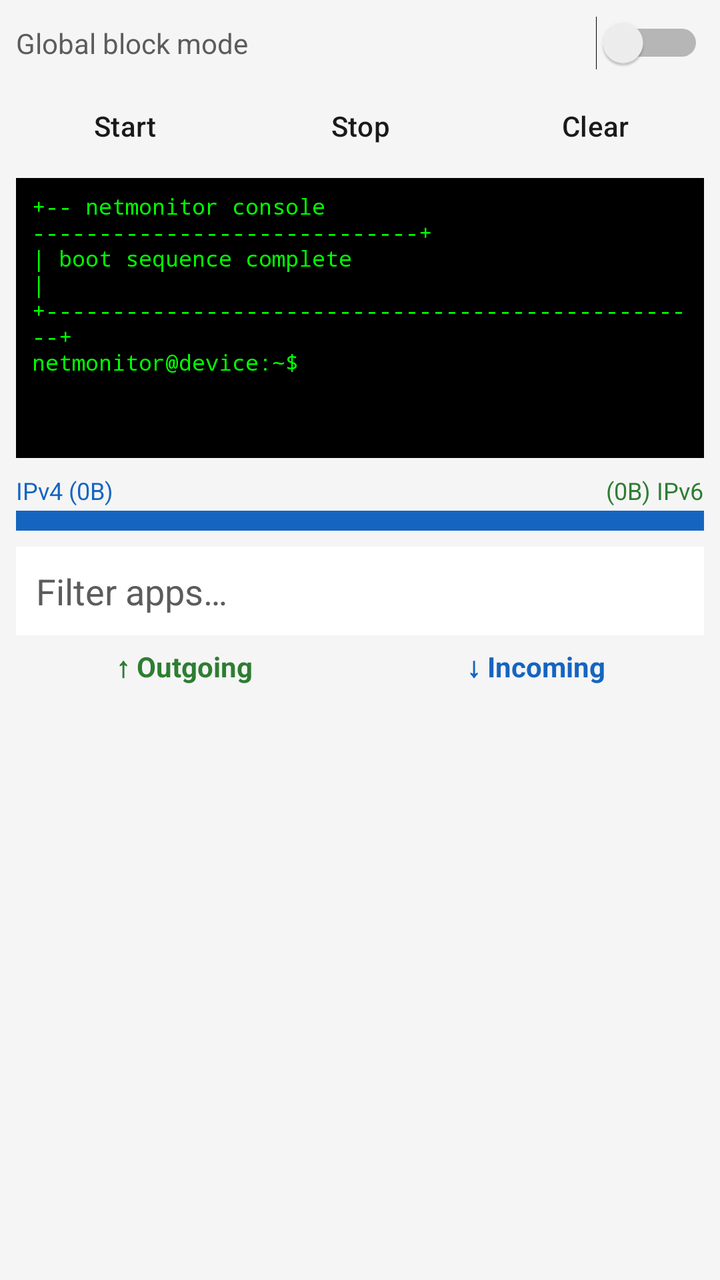
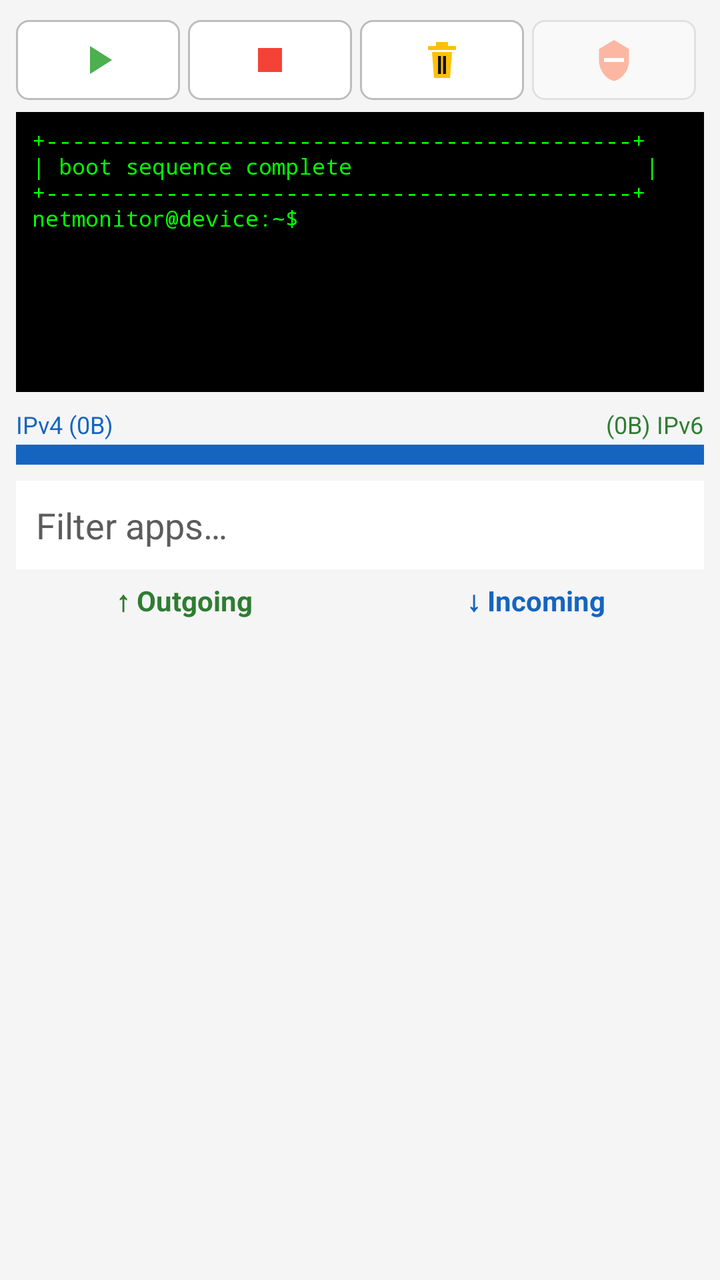

Two renders of the same Android screen: before a commit and after it. Below are the layout's source before the change and the commit's diff.
<!-- AndroidManifest.xml: application theme Theme.NetMonitor -->
<!-- res/layout/fragment_monitor.xml -->
<?xml version="1.0" encoding="utf-8"?>
<LinearLayout xmlns:android="http://schemas.android.com/apk/res/android"
        android:layout_width="match_parent"
        android:layout_height="match_parent"
        android:orientation="vertical"
        android:padding="8dp"
        android:background="@color/md_theme_background">

    
    <LinearLayout
            android:layout_width="match_parent"
            android:layout_height="wrap_content"
            android:orientation="horizontal"
            android:gravity="center_vertical"
            android:paddingBottom="4dp">

        <TextView
                android:layout_width="0dp"
                android:layout_height="wrap_content"
                android:layout_weight="1"
                android:text="Global block mode"
                android:textColor="@color/md_theme_on_surface_variant"
                android:textSize="14sp" />

        <Switch
                android:id="@+id/switchBlockMode"
                android:layout_width="wrap_content"
                android:layout_height="wrap_content" />
    </LinearLayout>

    
    <LinearLayout
            android:layout_width="match_parent"
            android:layout_height="wrap_content"
            android:orientation="horizontal"
            android:gravity="center_vertical"
            android:paddingTop="4dp"
            android:paddingBottom="6dp">

        <Button
                android:id="@+id/btnStart"
                android:layout_width="0dp"
                android:layout_height="wrap_content"
                android:layout_weight="1"
                android:layout_marginEnd="6dp"
                android:text="Start" />

        <Button
                android:id="@+id/btnStop"
                android:layout_width="0dp"
                android:layout_height="wrap_content"
                android:layout_weight="1"
                android:layout_marginStart="3dp"
                android:layout_marginEnd="3dp"
                android:text="Stop" />

        <Button
                android:id="@+id/btnClear"
                android:layout_width="0dp"
                android:layout_height="wrap_content"
                android:layout_weight="1"
                android:layout_marginStart="6dp"
                android:text="Clear" />
    </LinearLayout>

    
    <ScrollView
            android:id="@+id/terminalScroll"
            android:layout_width="match_parent"
            android:layout_height="140dp"
            android:background="#000000"
            android:fillViewport="true"
            android:padding="8dp"
            android:layout_marginBottom="8dp"
            android:fadeScrollbars="false"
            android:scrollbars="vertical">

        <TextView
                android:id="@+id/terminalText"
                android:layout_width="match_parent"
                android:layout_height="wrap_content"
                android:textColor="#00FF00"
                android:textSize="11sp"
                android:typeface="monospace"
                android:includeFontPadding="false"
                android:lineSpacingExtra="0dp"
                android:textIsSelectable="true"
                android:text="+-- netmonitor console -----------------------------+\n| boot sequence complete                            |\n+--------------------------------------------------+\nnetmonitor@device:~$ " />
    </ScrollView>

    
    <LinearLayout
            android:layout_width="match_parent"
            android:layout_height="wrap_content"
            android:orientation="horizontal"
            android:gravity="center_vertical"
            android:paddingBottom="2dp">

        <TextView
                android:id="@+id/labelIpv4"
                android:layout_width="0dp"
                android:layout_height="wrap_content"
                android:layout_weight="1"
                android:text="IPv4 (0B)"
                android:textColor="@color/bar_ipv4"
                android:textSize="12sp" />

        <TextView
                android:id="@+id/labelIpv6"
                android:layout_width="wrap_content"
                android:layout_height="wrap_content"
                android:text="(0B) IPv6"
                android:textColor="@color/bar_ipv6"
                android:textSize="12sp" />
    </LinearLayout>

    
    <LinearLayout
            android:id="@+id/barIpMix"
            android:layout_width="match_parent"
            android:layout_height="10dp"
            android:orientation="horizontal"
            android:background="@color/md_theme_outline"
            android:layout_marginBottom="8dp">

        <View
                android:id="@+id/barPartV4"
                android:layout_width="0dp"
                android:layout_height="match_parent"
                android:layout_weight="1"
                android:background="@color/bar_ipv4" />

        <View
                android:id="@+id/barPartV6"
                android:layout_width="0dp"
                android:layout_height="match_parent"
                android:layout_weight="0"
                android:background="@color/bar_ipv6" />
    </LinearLayout>

    
    <EditText
            android:id="@+id/appSearch"
            android:layout_width="match_parent"
            android:layout_height="wrap_content"
            android:hint="Filter apps…"
            android:inputType="text"
            android:maxLines="1"
            android:textColor="@color/md_theme_on_surface"
            android:textColorHint="@color/md_theme_on_surface_variant"
            android:background="@color/md_theme_surface"
            android:padding="10dp"
            android:layout_marginBottom="6dp" />

    
    <LinearLayout
            android:layout_width="match_parent"
            android:layout_height="0dp"
            android:layout_weight="1"
            android:orientation="horizontal">

        
        <LinearLayout
                android:layout_width="0dp"
                android:layout_height="match_parent"
                android:layout_weight="1"
                android:orientation="vertical"
                android:paddingEnd="4dp">

            <TextView
                    android:layout_width="match_parent"
                    android:layout_height="wrap_content"
                    android:text="↑ Outgoing"
                    android:textColor="@color/bar_ipv6"
                    android:textStyle="bold"
                    android:gravity="center_horizontal"
                    android:textAlignment="center"
                    android:paddingBottom="4dp" />

            <androidx.recyclerview.widget.RecyclerView
                    android:id="@+id/recyclerOut"
                    android:layout_width="match_parent"
                    android:layout_height="match_parent" />
        </LinearLayout>

        
        <LinearLayout
                android:layout_width="0dp"
                android:layout_height="match_parent"
                android:layout_weight="1"
                android:orientation="vertical"
                android:paddingStart="4dp">

            <TextView
                    android:layout_width="match_parent"
                    android:layout_height="wrap_content"
                    android:text="↓ Incoming"
                    android:textColor="@color/bar_ipv4"
                    android:textStyle="bold"
                    android:gravity="center_horizontal"
                    android:textAlignment="center"
                    android:paddingBottom="4dp" />

            <androidx.recyclerview.widget.RecyclerView
                    android:id="@+id/recyclerIn"
                    android:layout_width="match_parent"
                    android:layout_height="match_parent" />
        </LinearLayout>
    </LinearLayout>
</LinearLayout>
<!-- resources referenced by this layout -->
<resources>
  <color name="bar_ipv4">#1565C0</color>
  <color name="bar_ipv6">#2E7D32</color>
  <color name="md_theme_background">#F5F5F5</color>
  <color name="md_theme_on_surface">#1A1A1A</color>
  <color name="md_theme_on_surface_variant">#5C5C5C</color>
  <color name="md_theme_outline">#BDBDBD</color>
  <color name="md_theme_surface">#FFFFFF</color>
  <color name="md_theme_primary">#2E7D32</color>
  <color name="md_theme_on_primary">#FFFFFF</color>
  <color name="md_theme_secondary">#1565C0</color>
  <style name="Widget.NetMonitor.Button" parent="Widget.Material3.Button.TonalButton">
          <item name="cornerRadius">6dp</item>
          <item name="android:minHeight">40dp</item>
          <item name="android:paddingTop">4dp</item>
          <item name="android:paddingBottom">4dp</item>
          <item name="android:insetTop">0dp</item>
          <item name="android:insetBottom">0dp</item>
          <item name="backgroundTint">@color/md_theme_surface</item>
          <item name="android:textColor">@color/md_theme_on_surface</item>
          <item name="strokeColor">@color/md_theme_outline</item>
          <item name="strokeWidth">1dp</item>
          <item name="rippleColor">@color/md_theme_outline</item>
      </style>
  <!-- unchanged entries left out for length: 1 -->
</resources>

<!-- the commit's change to res/layout/fragment_monitor.xml (unified diff, before → after) -->
@@ -1,210 +1,222 @@
 <?xml version="1.0" encoding="utf-8"?>
 <LinearLayout xmlns:android="http://schemas.android.com/apk/res/android"
-        android:layout_width="match_parent"
-        android:layout_height="match_parent"
-        android:orientation="vertical"
+    android:layout_width="match_parent"
+    android:layout_height="match_parent"
+    android:orientation="vertical"
+    android:padding="8dp"
+    android:background="@color/md_theme_background">
+
+    
+    <LinearLayout
+        android:layout_width="match_parent"
+        android:layout_height="wrap_content"
+        android:orientation="horizontal"
+        android:gravity="center_vertical"
+        android:paddingTop="2dp"
+        android:paddingBottom="6dp">
+
+        <ImageButton
+            android:id="@+id/btnStart"
+            android:layout_width="0dp"
+            android:layout_height="40dp"
+            android:layout_weight="1"
+            android:layout_marginEnd="4dp"
+            android:background="@drawable/bg_icon_button"
+            android:contentDescription="Start"
+            android:padding="8dp"
+            android:scaleType="fitCenter"
+            android:src="@drawable/ic_action_start" />
+
+        <ImageButton
+            android:id="@+id/btnStop"
+            android:layout_width="0dp"
+            android:layout_height="40dp"
+            android:layout_weight="1"
+            android:layout_marginEnd="4dp"
+            android:background="@drawable/bg_icon_button"
+            android:contentDescription="Stop"
+            android:padding="8dp"
+            android:scaleType="fitCenter"
+            android:src="@drawable/ic_action_stop" />
+
+        <ImageButton
+            android:id="@+id/btnClear"
+            android:layout_width="0dp"
+            android:layout_height="40dp"
+            android:layout_weight="1"
+            android:layout_marginEnd="4dp"
+            android:background="@drawable/bg_icon_button"
+            android:contentDescription="Clear"
+            android:padding="8dp"
+            android:scaleType="fitCenter"
+            android:src="@drawable/ic_action_clear" />
+
+        <ImageButton
+            android:id="@+id/btnBlockMode"
+            android:layout_width="0dp"
+            android:layout_height="40dp"
+            android:layout_weight="1"
+            android:layout_marginEnd="4dp"
+            android:background="@drawable/bg_icon_button"
+            android:contentDescription="Global block mode"
+            android:padding="8dp"
+            android:scaleType="fitCenter"
+            android:src="@drawable/ic_action_block"
+            android:alpha="0.4" />
+    </LinearLayout>
+
+    
+    <TextView
+        android:id="@+id/terminalText"
+        android:layout_width="match_parent"
+        android:layout_height="140dp"
+        android:background="#000000"
         android:padding="8dp"
-        android:background="@color/md_theme_background">
-
-    
-    <LinearLayout
+        android:layout_marginBottom="8dp"
+        android:textColor="#00FF00"
+        android:textSize="11sp"
+        android:typeface="monospace"
+        android:includeFontPadding="false"
+        android:lineSpacingExtra="0dp"
+        android:lineSpacingMultiplier="1"
+        android:gravity="top|start"
+        android:textIsSelectable="true"
+        android:text="+--------------------------------------------+\n| boot sequence complete                      |\n+--------------------------------------------+\nnetmonitor@device:~$ " />
+
+    
+    <FrameLayout
+        android:id="@+id/chartContainer"
+        android:layout_width="match_parent"
+        android:layout_height="96dp"
+        android:layout_marginBottom="8dp"
+        android:background="@color/md_theme_surface"
+        android:visibility="gone">
+
+        
+        <TextView
             android:layout_width="match_parent"
+            android:layout_height="match_parent"
+            android:gravity="center"
+            android:text="24h traffic"
+            android:textColor="@color/md_theme_on_surface_variant"
+            android:textSize="12sp" />
+    </FrameLayout>
+
+    
+    <LinearLayout
+        android:layout_width="match_parent"
+        android:layout_height="wrap_content"
+        android:orientation="horizontal"
+        android:gravity="center_vertical"
+        android:paddingBottom="2dp">
+
+        <TextView
+            android:id="@+id/labelIpv4"
+            android:layout_width="0dp"
             android:layout_height="wrap_content"
-            android:orientation="horizontal"
-            android:gravity="center_vertical"
-            android:paddingBottom="4dp">
+            android:layout_weight="1"
+            android:text="IPv4 (0B)"
+            android:textColor="@color/bar_ipv4"
+            android:textSize="12sp" />
 
         <TextView
-                android:layout_width="0dp"
+            android:id="@+id/labelIpv6"
+            android:layout_width="wrap_content"
+            android:layout_height="wrap_content"
+            android:text="(0B) IPv6"
+            android:textColor="@color/bar_ipv6"
+            android:textSize="12sp" />
+    </LinearLayout>
+
+    
+    <LinearLayout
+        android:id="@+id/barIpMix"
+        android:layout_width="match_parent"
+        android:layout_height="10dp"
+        android:orientation="horizontal"
+        android:background="@color/md_theme_outline"
+        android:layout_marginBottom="8dp">
+
+        <View
+            android:id="@+id/barPartV4"
+            android:layout_width="0dp"
+            android:layout_height="match_parent"
+            android:layout_weight="1"
+            android:background="@color/bar_ipv4" />
+
+        <View
+            android:id="@+id/barPartV6"
+            android:layout_width="0dp"
+            android:layout_height="match_parent"
+            android:layout_weight="0"
+            android:background="@color/bar_ipv6" />
+    </LinearLayout>
+
+    
+    <EditText
+        android:id="@+id/appSearch"
+        android:layout_width="match_parent"
+        android:layout_height="wrap_content"
+        android:hint="Filter apps…"
+        android:inputType="text"
+        android:maxLines="1"
+        android:textColor="@color/md_theme_on_surface"
+        android:textColorHint="@color/md_theme_on_surface_variant"
+        android:background="@color/md_theme_surface"
+        android:padding="10dp"
+        android:layout_marginBottom="6dp" />
+
+    
+    <LinearLayout
+        android:layout_width="match_parent"
+        android:layout_height="0dp"
+        android:layout_weight="1"
+        android:orientation="horizontal">
+
+        <LinearLayout
+            android:layout_width="0dp"
+            android:layout_height="match_parent"
+            android:layout_weight="1"
+            android:orientation="vertical"
+            android:paddingEnd="4dp">
+
+            <TextView
+                android:layout_width="match_parent"
                 android:layout_height="wrap_content"
-                android:layout_weight="1"
-                android:text="Global block mode"
-                android:textColor="@color/md_theme_on_surface_variant"
-                android:textSize="14sp" />
-
-        <Switch
-                android:id="@+id/switchBlockMode"
-                android:layout_width="wrap_content"
-                android:layout_height="wrap_content" />
-    </LinearLayout>
-
-    
-    <LinearLayout
-            android:layout_width="match_parent"
-            android:layout_height="wrap_content"
-            android:orientation="horizontal"
-            android:gravity="center_vertical"
-            android:paddingTop="4dp"
-            android:paddingBottom="6dp">
-
-        <Button
-                android:id="@+id/btnStart"
-                android:layout_width="0dp"
+                android:text="↑ Outgoing"
+                android:textColor="@color/bar_ipv6"
+                android:textStyle="bold"
+                android:gravity="center_horizontal"
+                android:textAlignment="center"
+                android:paddingBottom="4dp" />
+
+            <androidx.recyclerview.widget.RecyclerView
+                android:id="@+id/recyclerOut"
+                android:layout_width="match_parent"
+                android:layout_height="match_parent" />
+        </LinearLayout>
+
+        <LinearLayout
+            android:layout_width="0dp"
+            android:layout_height="match_parent"
+            android:layout_weight="1"
+            android:orientation="vertical"
+            android:paddingStart="4dp">
+
+            <TextView
+                android:layout_width="match_parent"
                 android:layout_height="wrap_content"
-                android:layout_weight="1"
-                android:layout_marginEnd="6dp"
-                android:text="Start" />
-
-        <Button
-                android:id="@+id/btnStop"
-                android:layout_width="0dp"
-                android:layout_height="wrap_content"
-                android:layout_weight="1"
-                android:layout_marginStart="3dp"
-                android:layout_marginEnd="3dp"
-                android:text="Stop" />
-
-        <Button
-                android:id="@+id/btnClear"
-                android:layout_width="0dp"
-                android:layout_height="wrap_content"
-                android:layout_weight="1"
-                android:layout_marginStart="6dp"
-                android:text="Clear" />
-    </LinearLayout>
-
-    
-    <ScrollView
-            android:id="@+id/terminalScroll"
-            android:layout_width="match_parent"
-            android:layout_height="140dp"
-            android:background="#000000"
-            android:fillViewport="true"
-            android:padding="8dp"
-            android:layout_marginBottom="8dp"
-            android:fadeScrollbars="false"
-            android:scrollbars="vertical">
-
-        <TextView
-                android:id="@+id/terminalText"
-                android:layout_width="match_parent"
-                android:layout_height="wrap_content"
-                android:textColor="#00FF00"
-                android:textSize="11sp"
-                android:typeface="monospace"
-                android:includeFontPadding="false"
-                android:lineSpacingExtra="0dp"
-                android:textIsSelectable="true"
-                android:text="+-- netmonitor console -----------------------------+\n| boot sequence complete                            |\n+--------------------------------------------------+\nnetmonitor@device:~$ " />
-    </ScrollView>
-
-    
-    <LinearLayout
-            android:layout_width="match_parent"
-            android:layout_height="wrap_content"
-            android:orientation="horizontal"
-            android:gravity="center_vertical"
-            android:paddingBottom="2dp">
-
-        <TextView
-                android:id="@+id/labelIpv4"
-                android:layout_width="0dp"
-                android:layout_height="wrap_content"
-                android:layout_weight="1"
-                android:text="IPv4 (0B)"
+                android:text="↓ Incoming"
                 android:textColor="@color/bar_ipv4"
-                android:textSize="12sp" />
-
-        <TextView
-                android:id="@+id/labelIpv6"
-                android:layout_width="wrap_content"
-                android:layout_height="wrap_content"
-                android:text="(0B) IPv6"
-                android:textColor="@color/bar_ipv6"
-                android:textSize="12sp" />
-    </LinearLayout>
-
-    
-    <LinearLayout
-            android:id="@+id/barIpMix"
-            android:layout_width="match_parent"
-            android:layout_height="10dp"
-            android:orientation="horizontal"
-            android:background="@color/md_theme_outline"
-            android:layout_marginBottom="8dp">
-
-        <View
-                android:id="@+id/barPartV4"
-                android:layout_width="0dp"
-                android:layout_height="match_parent"
-                android:layout_weight="1"
-                android:background="@color/bar_ipv4" />
-
-        <View
-                android:id="@+id/barPartV6"
-                android:layout_width="0dp"
-                android:layout_height="match_parent"
-                android:layout_weight="0"
-                android:background="@color/bar_ipv6" />
-    </LinearLayout>
-
-    
-    <EditText
-            android:id="@+id/appSearch"
-            android:layout_width="match_parent"
-            android:layout_height="wrap_content"
-            android:hint="Filter apps…"
-            android:inputType="text"
-            android:maxLines="1"
-            android:textColor="@color/md_theme_on_surface"
-            android:textColorHint="@color/md_theme_on_surface_variant"
-            android:background="@color/md_theme_surface"
-            android:padding="10dp"
-            android:layout_marginBottom="6dp" />
-
-    
-    <LinearLayout
-            android:layout_width="match_parent"
-            android:layout_height="0dp"
-            android:layout_weight="1"
-            android:orientation="horizontal">
-
-        
-        <LinearLayout
-                android:layout_width="0dp"
-                android:layout_height="match_parent"
-                android:layout_weight="1"
-                android:orientation="vertical"
-                android:paddingEnd="4dp">
-
-            <TextView
-                    android:layout_width="match_parent"
-                    android:layout_height="wrap_content"
-                    android:text="↑ Outgoing"
-                    android:textColor="@color/bar_ipv6"
-                    android:textStyle="bold"
-                    android:gravity="center_horizontal"
-                    android:textAlignment="center"
-                    android:paddingBottom="4dp" />
+                android:textStyle="bold"
+                android:gravity="center_horizontal"
+                android:textAlignment="center"
+                android:paddingBottom="4dp" />
 
             <androidx.recyclerview.widget.RecyclerView
-                    android:id="@+id/recyclerOut"
-                    android:layout_width="match_parent"
-                    android:layout_height="match_parent" />
+                android:id="@+id/recyclerIn"
+                android:layout_width="match_parent"
+                android:layout_height="match_parent" />
         </LinearLayout>
-
-        
-        <LinearLayout
-                android:layout_width="0dp"
-                android:layout_height="match_parent"
-                android:layout_weight="1"
-                android:orientation="vertical"
-                android:paddingStart="4dp">
-
-            <TextView
-                    android:layout_width="match_parent"
-                    android:layout_height="wrap_content"
-                    android:text="↓ Incoming"
-                    android:textColor="@color/bar_ipv4"
-                    android:textStyle="bold"
-                    android:gravity="center_horizontal"
-                    android:textAlignment="center"
-                    android:paddingBottom="4dp" />
-
-            <androidx.recyclerview.widget.RecyclerView
-                    android:id="@+id/recyclerIn"
-                    android:layout_width="match_parent"
-                    android:layout_height="match_parent" />
-        </LinearLayout>
     </LinearLayout>
 </LinearLayout>
<!-- resource entries referenced after the edit -->
@@ -7,6 +7,81 @@
   <color name="md_theme_on_surface_variant">#5C5C5C</color>
   <color name="md_theme_outline">#BDBDBD</color>
   <color name="md_theme_surface">#FFFFFF</color>
+  <!-- drawable bg_icon_button (drawable) -->
+  <?xml version="1.0" encoding="utf-8"?>
+  <ripple xmlns:android="http://schemas.android.com/apk/res/android"
+      android:color="#44FFFFFF">
+      <item>
+          <shape android:shape="rectangle">
+              <solid android:color="@color/md_theme_surface" />
+              <stroke
+                  android:width="1dp"
+                  android:color="@color/md_theme_outline" />
+              <corners android:radius="6dp" />
+              <size android:height="40dp" />
+          </shape>
+      </item>
+  </ripple>
+  <!-- drawable ic_action_block (drawable) -->
+  <?xml version="1.0" encoding="utf-8"?>
+  <vector xmlns:android="http://schemas.android.com/apk/res/android"
+      android:width="24dp"
+      android:height="24dp"
+      android:viewportWidth="24"
+      android:viewportHeight="24">
+      
+      <path
+          android:fillColor="#FF5722"
+          android:pathData="M12,2L4.5,6.5v5.8c0,4.7 3.3,9.1 7.5,10.2 4.2,-1.1 7.5,-5.5 7.5,-10.2V6.5L12,2z" />
+      <path
+          android:fillColor="#FFFFFF"
+          android:pathData="M7,11h10v2H7z" />
+  </vector>
+  <!-- drawable ic_action_clear (drawable) -->
+  <?xml version="1.0" encoding="utf-8"?>
+  <vector xmlns:android="http://schemas.android.com/apk/res/android"
+      android:width="24dp"
+      android:height="24dp"
+      android:viewportWidth="24"
+      android:viewportHeight="24">
+      
+      <path
+          android:fillColor="#FFC107"
+          android:pathData="M9,3h6v2H9z" />
+      <path
+          android:fillColor="#FFC107"
+          android:pathData="M5,5h14v2H5z" />
+      
+      <path
+          android:fillColor="#FFC107"
+          android:pathData="M7,8h10l-1,13H8z" />
+      
+      <path
+          android:fillColor="#121212"
+          android:pathData="M10,10h1.5v9H10zM12.5,10H14v9h-1.5z" />
+  </vector>
+  <!-- drawable ic_action_start (drawable) -->
+  <?xml version="1.0" encoding="utf-8"?>
+  <vector xmlns:android="http://schemas.android.com/apk/res/android"
+      android:width="24dp"
+      android:height="24dp"
+      android:viewportWidth="24"
+      android:viewportHeight="24">
+      <path
+          android:fillColor="#4CAF50"
+          android:pathData="M8,5v14l11,-7z" />
+  </vector>
+  <!-- drawable ic_action_stop (drawable) -->
+  <?xml version="1.0" encoding="utf-8"?>
+  <vector xmlns:android="http://schemas.android.com/apk/res/android"
+      android:width="24dp"
+      android:height="24dp"
+      android:viewportWidth="24"
+      android:viewportHeight="24">
+      <path
+          android:fillColor="#F44336"
+          android:pathData="M6,6h12v12H6z" />
+  </vector>
   <color name="md_theme_primary">#2E7D32</color>
   <color name="md_theme_on_primary">#FFFFFF</color>
   <color name="md_theme_secondary">#1565C0</color>
